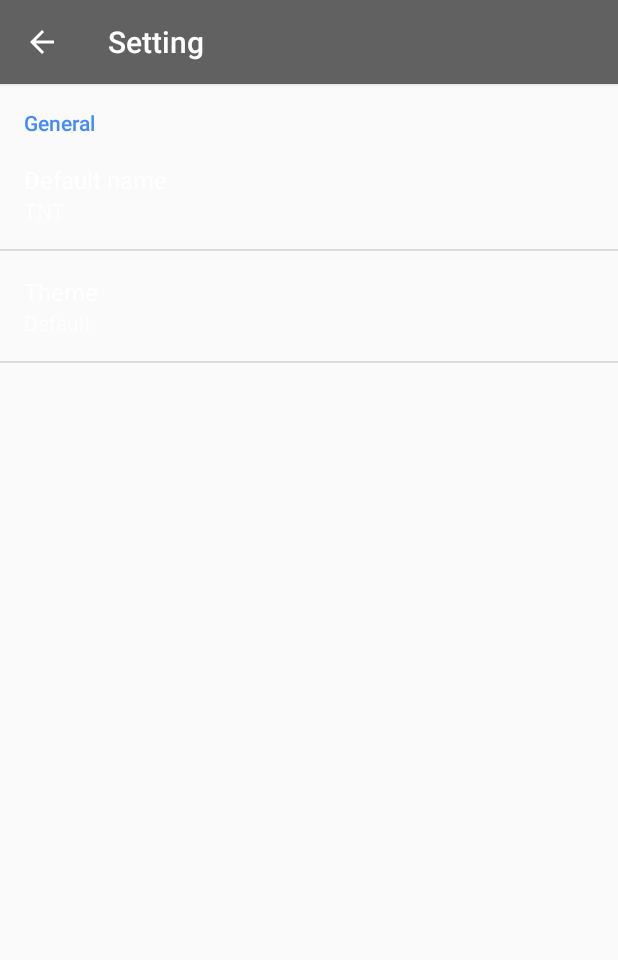
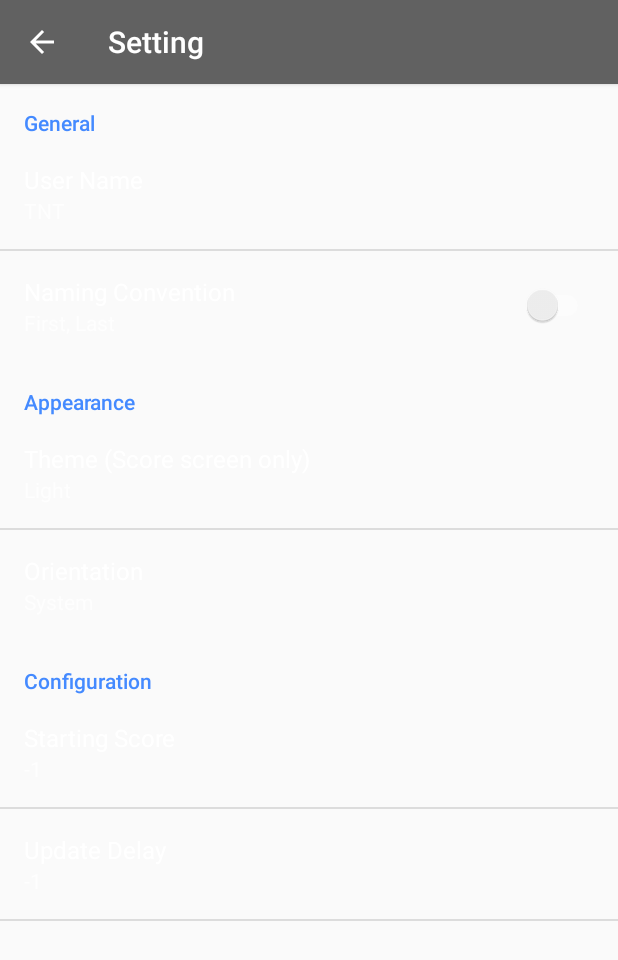
Before and after one commit to tnt1232007/Scoreboard, an Android app: the SettingActivity screen opened directly, with no data from a screen before it, on a phone screen of 412 x 824 dp. Shown: the top 960 px of the screen. Run offline under Robolectric (Android 15) with nearby library versions, the phone set to English and light mode, and no system bars.

Commit message:
[IMPLEMENT] Add more preferences

```diff
--- a/app/src/main/java/com/tnt/scoreboard/BaseActivity.java
+++ b/app/src/main/java/com/tnt/scoreboard/BaseActivity.java
@@ -81,7 +81,9 @@
         });
         treeSet.addAll(games);
 
-        return new ArrayList<>(treeSet).subList(0, limit);
+        return treeSet.size() <= limit
+                ? new ArrayList<>(treeSet)
+                : new ArrayList<>(treeSet).subList(0, limit);
     }
 
     public List<Game> getGameList(Game.State state) {
--- a/app/src/main/java/com/tnt/scoreboard/FloatingNewMenu.java
+++ b/app/src/main/java/com/tnt/scoreboard/FloatingNewMenu.java
@@ -17,6 +17,7 @@
 import com.getbase.floatingactionbutton.FloatingActionsMenu;
 import com.tnt.scoreboard.models.Game;
 import com.tnt.scoreboard.utils.ColorUtils;
+import com.tnt.scoreboard.utils.PrefUtils;
 import com.tnt.scoreboard.utils.StringUtils;
 
 import java.util.List;
@@ -33,6 +34,7 @@
     private ImageView mDimBackground;
     private View mFabBlankLayout;
     private int mDensity;
+    private boolean mIsFirstNameLast;
 
     public FloatingNewMenu(Context context) {
         super(context);
@@ -79,6 +81,7 @@
         mDensity = (int) getResources().getDisplayMetrics().density;
         mDimBackground = ((ImageView) mActivity.findViewById(R.id.dimBackground));
         mFabBlankLayout = mActivity.findViewById(R.id.fabBlankLayout);
+        mIsFirstNameLast = PrefUtils.isFirstNameLast(activity);
 
         mDimBackground.setOnClickListener(new OnClickListener() {
             @Override
@@ -101,17 +104,16 @@
     }
 
     private FloatingActionButton createRecentGameButton(final Game game) {
-        //TODO: Optional display Last Name / First Name
         String[] nameArray = game.getPlayers().get(0).getName().split(" ");
-        String sureName = nameArray[nameArray.length - 1];
-        int color = ColorUtils.darken(mColorGenerator.getColor(sureName.charAt(0)));
+        String firstName = nameArray[mIsFirstNameLast ? nameArray.length - 1 : 0];
+        int color = ColorUtils.darken(mColorGenerator.getColor(firstName.charAt(0)));
 
         FloatingActionButton button = new FloatingActionButton(mActivity);
         button.setTitle(StringUtils.join(game.getPlayers(), ", ", 28));
         button.setSize(FloatingActionButton.SIZE_MINI);
         button.setColorNormal(color);
         button.setColorPressed(color);
-        button.setIconDrawable(mDrawableBuilder.build(String.valueOf(sureName.charAt(0)), color));
+        button.setIconDrawable(mDrawableBuilder.build(String.valueOf(firstName.charAt(0)), color));
         button.setOnClickListener(new OnClickListener() {
             @Override
             public void onClick(View v) {
--- /dev/null
+++ b/app/src/main/java/com/tnt/scoreboard/NumberPickerPreference.java
@@ -0,0 +1,74 @@
+package com.tnt.scoreboard;
+
+import android.app.AlertDialog;
+import android.content.Context;
+import android.content.res.TypedArray;
+import android.preference.DialogPreference;
+import android.util.AttributeSet;
+import android.view.Gravity;
+import android.widget.LinearLayout;
+import android.widget.NumberPicker;
+
+//TODO: Need refined
+public class NumberPickerPreference extends DialogPreference {
+    private static final int MIN_VALUE = 0;
+    private static final int MAX_VALUE = 100;
+    private static final boolean WRAP_SELECTOR_WHEEL = true;
+    private final int mMinValue;
+    private final int mMaxValue;
+    private final boolean mWrapSelectorWheel;
+    private int mSelectedValue;
+    private NumberPicker mNumberPicker;
+
+    public NumberPickerPreference(final Context context, final AttributeSet attrs) {
+        super(context, attrs);
+        mMinValue = MIN_VALUE;
+        mMaxValue = MAX_VALUE;
+        mWrapSelectorWheel = WRAP_SELECTOR_WHEEL;
+    }
+
+    @Override
+    protected void onSetInitialValue(final boolean restoreValue, final Object defaultValue) {
+        mSelectedValue = restoreValue ? this.getPersistedInt(0) : (Integer) defaultValue;
+        this.updateSummary();
+    }
+
+    @Override
+    protected Object onGetDefaultValue(final TypedArray a, final int index) {
+        return a.getInteger(index, 0);
+    }
+
+    @Override
+    protected void onPrepareDialogBuilder(final AlertDialog.Builder builder) {
+        super.onPrepareDialogBuilder(builder);
+
+        mNumberPicker = new NumberPicker(this.getContext());
+        mNumberPicker.setMinValue(mMinValue);
+        mNumberPicker.setMaxValue(mMaxValue);
+        mNumberPicker.setValue(mSelectedValue);
+        mNumberPicker.setWrapSelectorWheel(mWrapSelectorWheel);
+        mNumberPicker.setLayoutParams(new LinearLayout.LayoutParams(
+                LinearLayout.LayoutParams.WRAP_CONTENT, LinearLayout.LayoutParams.WRAP_CONTENT));
+
+        final LinearLayout linearLayout = new LinearLayout(this.getContext());
+        linearLayout.setLayoutParams(new LinearLayout.LayoutParams(
+                LinearLayout.LayoutParams.MATCH_PARENT, LinearLayout.LayoutParams.MATCH_PARENT));
+        linearLayout.setGravity(Gravity.CENTER);
+        linearLayout.addView(mNumberPicker);
+
+        builder.setView(linearLayout);
+    }
+
+    @Override
+    protected void onDialogClosed(final boolean positiveResult) {
+        if (positiveResult && this.shouldPersist()) {
+            mSelectedValue = mNumberPicker.getValue();
+            this.persistInt(mSelectedValue);
+            this.updateSummary();
+        }
+    }
+
+    private void updateSummary() {
+        super.setSummary(String.format("Wait %d second(s) before update score history", mSelectedValue));
+    }
+}
--- a/app/src/main/java/com/tnt/scoreboard/SettingActivity.java
+++ b/app/src/main/java/com/tnt/scoreboard/SettingActivity.java
@@ -11,7 +11,8 @@
         super.onCreate(savedInstanceState, R.layout.activity_setting);
 
         if (savedInstanceState == null) {
-            getFragmentManager().beginTransaction().replace(R.id.layout, new SettingFragment()).commit();
+            getFragmentManager().beginTransaction()
+                    .replace(R.id.layout, new SettingFragment()).commit();
         }
     }
 
--- a/app/src/main/java/com/tnt/scoreboard/SettingFragment.java
+++ b/app/src/main/java/com/tnt/scoreboard/SettingFragment.java
@@ -1,22 +1,21 @@
 package com.tnt.scoreboard;
 
+import android.content.SharedPreferences;
 import android.os.Bundle;
 import android.preference.ListPreference;
 import android.preference.Preference;
 import android.preference.PreferenceFragment;
 import android.preference.PreferenceManager;
 
-import com.tnt.scoreboard.utils.PrefUtils;
-
 
 public class SettingFragment extends PreferenceFragment {
 
-    private static Preference.OnPreferenceChangeListener sSetSummaryOnPrefChangeListener
+    //TODO: Need specific summary for each preferences
+    private static Preference.OnPreferenceChangeListener onPrefChangeListener
             = new Preference.OnPreferenceChangeListener() {
         @Override
         public boolean onPreferenceChange(Preference preference, Object value) {
             String stringValue = value.toString();
-
             if (preference instanceof ListPreference) {
                 ListPreference listPreference = (ListPreference) preference;
                 int index = listPreference.findIndexOfValue(stringValue);
@@ -28,18 +27,33 @@
         }
     };
 
-    private static void setDefaultPref(Preference preference) {
-        preference.setOnPreferenceChangeListener(sSetSummaryOnPrefChangeListener);
-        sSetSummaryOnPrefChangeListener.onPreferenceChange(preference, PreferenceManager
-                .getDefaultSharedPreferences(preference.getContext())
-                .getString(preference.getKey(), ""));
+    private static void setDefaultPref(Preference preference, Class<?> cls) {
+        preference.setOnPreferenceChangeListener(onPrefChangeListener);
+        SharedPreferences sharedPreferences = PreferenceManager
+                .getDefaultSharedPreferences(preference.getContext());
+
+        Object value;
+        if (cls == Boolean.class) {
+            value = sharedPreferences.getBoolean(preference.getKey(), false);
+        } else if (cls == Integer.class) {
+            value = sharedPreferences.getInt(preference.getKey(), -1);
+        } else {
+            value = sharedPreferences.getString(preference.getKey(), "");
+        }
+        onPrefChangeListener.onPreferenceChange(preference, value);
     }
 
     @Override
     public void onCreate(Bundle savedInstanceState) {
         super.onCreate(savedInstanceState);
+        PreferenceManager.setDefaultValues(getActivity(), R.xml.setting, false);
         addPreferencesFromResource(R.xml.setting);
-        setDefaultPref(findPreference(PrefUtils.DEFAULT_NAME));
-        setDefaultPref(findPreference(PrefUtils.THEME));
+
+        setDefaultPref(findPreference(getString(R.string.pref_key_user_name)), String.class);
+        setDefaultPref(findPreference(getString(R.string.pref_key_name_format)), Boolean.class);
+        setDefaultPref(findPreference(getString(R.string.pref_key_theme)), String.class);
+        setDefaultPref(findPreference(getString(R.string.pref_key_orientation)), String.class);
+        setDefaultPref(findPreference(getString(R.string.pref_key_starting_score)), Integer.class);
+        setDefaultPref(findPreference(getString(R.string.pref_key_update_delay)), Integer.class);
     }
 }
--- a/app/src/main/java/com/tnt/scoreboard/adapters/GameViewHolder.java
+++ b/app/src/main/java/com/tnt/scoreboard/adapters/GameViewHolder.java
@@ -11,11 +11,13 @@
 import com.amulyakhare.textdrawable.util.ColorGenerator;
 import com.tnt.scoreboard.R;
 import com.tnt.scoreboard.models.Game;
+import com.tnt.scoreboard.utils.PrefUtils;
 import com.tnt.scoreboard.utils.StringUtils;
 
 
 public class GameViewHolder extends RecyclerView.ViewHolder {
 
+    private boolean mIsFirstNameLast;
     private ImageView mIcon;
     private ImageView mCheck;
     private ImageView mBackground;
@@ -35,6 +37,7 @@
         mPlayerName = (TextView) itemView.findViewById(R.id.playerName);
         mCurrentRound = (TextView) itemView.findViewById(R.id.currentRound);
         mDateTime = (TextView) itemView.findViewById(R.id.dateTime);
+        mIsFirstNameLast = PrefUtils.isFirstNameLast(itemView.getContext());
 
         mIcon.setOnClickListener(new View.OnClickListener() {
             @Override
@@ -73,11 +76,10 @@
             mCheck.setVisibility(View.VISIBLE);
         } else {
             String[] nameArray = game.getPlayers().get(0).getName().split(" ");
-            //TODO: Optional display Last Name / First Name
-            String sureName = nameArray[nameArray.length - 1];
+            String firstName = nameArray[mIsFirstNameLast ? nameArray.length - 1 : 0];
             mIcon.setImageDrawable(mDrawableBuilder.build(
-                    String.valueOf(sureName.charAt(0)),
-                    mColorGenerator.getColor(sureName.charAt(0))));
+                    String.valueOf(firstName.charAt(0)),
+                    mColorGenerator.getColor(firstName.charAt(0))));
             mBackground.setBackgroundColor(Color.TRANSPARENT);
             mCheck.setVisibility(View.GONE);
         }
--- a/app/src/main/java/com/tnt/scoreboard/utils/PrefUtils.java
+++ b/app/src/main/java/com/tnt/scoreboard/utils/PrefUtils.java
@@ -4,19 +4,23 @@
 import android.content.SharedPreferences;
 import android.preference.PreferenceManager;
 
+import com.tnt.scoreboard.R;
+
 
 public final class PrefUtils {
 
-    public static final String DEFAULT_NAME = "default_name";
-    public static final String THEME = "theme";
-
     public static String getDefaultName(Context context) {
         SharedPreferences sharedPrefs = PreferenceManager.getDefaultSharedPreferences(context);
-        return sharedPrefs.getString(DEFAULT_NAME, "Player A");
+        return sharedPrefs.getString(context.getString(R.string.pref_key_user_name), "");
+    }
+
+    public static boolean isFirstNameLast(Context context) {
+        SharedPreferences sharedPrefs = PreferenceManager.getDefaultSharedPreferences(context);
+        return sharedPrefs.getBoolean(context.getString(R.string.pref_key_name_format), true);
     }
 
     public static String getTheme(Context context) {
         SharedPreferences sharedPrefs = PreferenceManager.getDefaultSharedPreferences(context);
-        return sharedPrefs.getString(THEME, "Default");
+        return sharedPrefs.getString(context.getString(R.string.pref_key_theme), "");
     }
 }
--- a/app/src/main/res/values/arrays.xml
+++ b/app/src/main/res/values/arrays.xml
@@ -25,49 +25,12 @@
         <item>@null</item>
     </string-array>
     <string-array name="pref_entries_theme">
-        <item>Default</item>
-        <item>Red</item>
-        <item>Blue</item>
-        <item>Green</item>
-        <item>Purple</item>
-        <item>Yellow</item>
-        <item>Teal</item>
-        <item>Orange</item>
-        <item>Brown</item>
-        <item>Pink</item>
-        <item>Indigo</item>
-        <item>Cyan</item>
-        <item>Light Green</item>
-        <item>Amber</item>
-        <item>Gray</item>
-        <item>Deep Purple</item>
-        <item>Light Blue</item>
-        <item>Lime</item>
-        <item>Deep Orange</item>
-        <item>Brown</item>
-        <item>BlueGray</item>
+        <item>Light</item>
+        <item>Dark</item>
     </string-array>
-    <string-array name="pref_values_theme">
-        <item>default</item>
-        <item>red</item>
-        <item>blue</item>
-        <item>green</item>
-        <item>purple</item>
-        <item>yellow</item>
-        <item>teal</item>
-        <item>orange</item>
-        <item>brown</item>
-        <item>pink</item>
-        <item>indigo</item>
-        <item>cyan</item>
-        <item>lightGreen</item>
-        <item>amber</item>
-        <item>gray</item>
-        <item>deepPurple</item>
-        <item>lightBlue</item>
-        <item>lime</item>
-        <item>deepOrange</item>
-        <item>brown</item>
-        <item>blueGray</item>
+    <string-array name="pref_entries_orientation">
+        <item>System</item>
+        <item>Vertical</item>
+        <item>Horizontal</item>
     </string-array>
 </resources>
--- /dev/null
+++ b/app/src/main/res/values/prefs.xml
@@ -0,0 +1,29 @@
+<?xml version="1.0" encoding="utf-8"?>
+<resources>
+    <string name="pref_header_general">General</string>
+    <string name="pref_key_user_name">user_name</string>
+    <string name="pref_title_user_name">User Name</string>
+    <string name="pref_value_user_name">TNT</string>
+    <string name="pref_key_name_format">name_format</string>
+    <string name="pref_title_name_format">Naming Convention</string>
+    <string name="pref_on_name_format">Last, First</string>
+    <string name="pref_off_name_format">First, Last</string>
+
+    <string name="pref_header_appearance">Appearance</string>
+    <string name="pref_key_theme">theme</string>
+    <string name="pref_title_theme">Theme (Score screen only)</string>
+    <string name="pref_value_theme">Light</string>
+    <string name="pref_key_orientation">orientation</string>
+    <string name="pref_title_orientation">Orientation</string>
+    <string name="pref_value_orientation">System</string>
+
+    <string name="pref_header_configuration">Configuration</string>
+    <string name="pref_key_starting_score">starting_score</string>
+    <string name="pref_title_starting_score">Starting Score</string>
+    <string name="pref_value_starting_score">0</string>
+    <string name="pref_summary_starting_score">All players start with %d score(s)</string>
+    <string name="pref_key_update_delay">update_delay</string>
+    <string name="pref_title_update_delay">Update Delay</string>
+    <string name="pref_value_update_delay">10</string>
+    <string name="pref_summary_update_delay">Wait %d second(s) before update score history</string>
+</resources>
--- a/app/src/main/res/values/strings.xml
+++ b/app/src/main/res/values/strings.xml
@@ -25,12 +25,6 @@
     <string name="draw_open">Open</string>
     <string name="draw_close">Close</string>
 
-    <string name="pref_header_general">General</string>
-    <string name="pref_title_default_name">Default name</string>
-    <string name="pref_title_theme">Theme</string>
-    <string name="pref_value_default_name">TNT</string>
-    <string name="pref_value_theme">default</string>
-
     <string name="empty_header_games">Nothing in Games</string>
     <string name="empty_header_archive">Nothing in Archive</string>
     <string name="empty_header_trash">Nothing in Trash</string>
--- a/app/src/main/res/xml/setting.xml
+++ b/app/src/main/res/xml/setting.xml
@@ -1,22 +1,51 @@
-<PreferenceScreen xmlns:android="http://schemas.android.com/apk/res/android">
+<PreferenceScreen xmlns:android="http://schemas.android.com/apk/res/android"
+    >
 
     <PreferenceCategory android:title="@string/pref_header_general">
         <EditTextPreference
             android:capitalize="words"
-            android:defaultValue="@string/pref_value_default_name"
+            android:defaultValue="@string/pref_value_user_name"
             android:inputType="textCapWords"
-            android:key="default_name"
+            android:key="@string/pref_key_user_name"
             android:maxLines="1"
             android:selectAllOnFocus="true"
             android:singleLine="true"
-            android:title="@string/pref_title_default_name"/>
+            android:title="@string/pref_title_user_name"/>
+        <SwitchPreference
+            android:defaultValue="true"
+            android:key="@string/pref_key_name_format"
+            android:summaryOff="@string/pref_off_name_format"
+            android:summaryOn="@string/pref_on_name_format"
+            android:title="@string/pref_title_name_format"/>
+    </PreferenceCategory>
+    <PreferenceCategory android:title="@string/pref_header_appearance">
         <ListPreference
             android:defaultValue="@string/pref_value_theme"
             android:entries="@array/pref_entries_theme"
-            android:entryValues="@array/pref_values_theme"
-            android:key="theme"
-            android:negativeButtonText="@null"
+            android:entryValues="@array/pref_entries_theme"
+            android:key="@string/pref_key_theme"
+            android:negativeButtonText="Cancel"
             android:positiveButtonText="@null"
             android:title="@string/pref_title_theme"/>
+        <ListPreference
+            android:defaultValue="@string/pref_value_orientation"
+            android:entries="@array/pref_entries_orientation"
+            android:entryValues="@array/pref_entries_orientation"
+            android:key="@string/pref_key_orientation"
+            android:negativeButtonText="Cancel"
+            android:positiveButtonText="@null"
+            android:title="@string/pref_title_orientation"/>
+    </PreferenceCategory>
+    <PreferenceCategory android:title="@string/pref_header_configuration">
+        <com.tnt.scoreboard.NumberPickerPreference
+            android:defaultValue="0"
+            android:key="@string/pref_key_starting_score"
+            android:summary="@string/pref_summary_starting_score"
+            android:title="@string/pref_title_starting_score"/>
+        <com.tnt.scoreboard.NumberPickerPreference
+            android:defaultValue="10"
+            android:key="@string/pref_key_update_delay"
+            android:summary="@string/pref_summary_update_delay"
+            android:title="@string/pref_title_update_delay"/>
     </PreferenceCategory>
 </PreferenceScreen>
```
